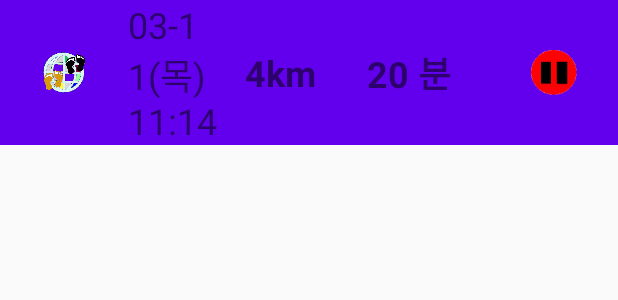
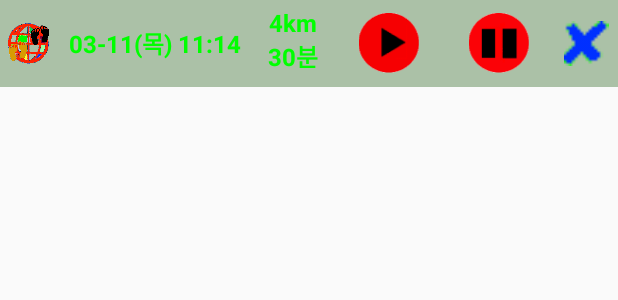
Before and after one commit to riopapa/MyTrackLogs, an Android app: the layout notification_bar.xml on its own in the app's theme, with its tools: preview values and no code run, on a phone screen of 412 x 824 dp. Shown: the top 300 px of the screen. Run offline under Robolectric (Android 15) with nearby library versions, the phone set to English and light mode, and no system bars.

Commit message:
Add notification bar

```diff
--- a/app/build.gradle
+++ b/app/build.gradle
@@ -24,7 +24,6 @@ android {
 
 dependencies {
     implementation fileTree(dir: 'libs', include: ['*.jar'])
-
     implementation 'androidx.appcompat:appcompat:1.1.0'
     implementation 'androidx.constraintlayout:constraintlayout:1.1.3'
     testImplementation 'junit:junit:4.12'
@@ -33,9 +32,9 @@ dependencies {
 
     implementation 'com.google.android.gms:play-services-maps:17.0.0'
     implementation 'androidx.recyclerview:recyclerview:1.1.0'
-
     implementation 'androidx.navigation:navigation-fragment:2.2.1'
     implementation 'androidx.navigation:navigation-ui:2.2.1'
     implementation 'androidx.lifecycle:lifecycle-extensions:2.2.0'
+    implementation 'com.android.support:support-annotations:28.0.0'
 
 }
--- /dev/null
+++ b/app/src/main/java/com/urrecliner/mytracklogs/ShowMarker.java
@@ -0,0 +1,4 @@
+package com.urrecliner.mytracklogs;
+
+public class ShowMarker {
+}
--- a/app/src/main/res/layout/notification_bar.xml
+++ b/app/src/main/res/layout/notification_bar.xml
@@ -1,79 +1,75 @@
 <?xml version="1.0" encoding="utf-8"?>
-<androidx.constraintlayout.widget.ConstraintLayout xmlns:android="http://schemas.android.com/apk/res/android"
-    xmlns:app="http://schemas.android.com/apk/res-auto"
+<LinearLayout xmlns:android="http://schemas.android.com/apk/res/android"
     xmlns:tools="http://schemas.android.com/tools"
     android:id="@+id/ll_customNotification"
     android:layout_width="match_parent"
     android:layout_height="wrap_content"
-    android:background="@color/colorPrimary"
-    android:orientation="horizontal"
-    tools:ignore="ContentDescription">
+    android:background="@color/notifyBar"
+    android:baselineAligned="false"
+    tools:ignore="ContentDescription"
+    android:orientation="horizontal">
 
     <ImageView
         android:id="@+id/nTrackIcon"
         android:layout_width="0dp"
-        android:layout_height="30dp"
+        android:layout_height="50dp"
         android:layout_margin="4dp"
         android:layout_weight="2"
-        android:src="@mipmap/my_track_log"
-        app:layout_constraintTop_toTopOf="parent"
-        app:layout_constraintBottom_toBottomOf="parent"
-        app:layout_constraintLeft_toLeftOf="parent"
-        app:layout_constraintRight_toLeftOf="@id/nDateTime" />
+        android:layout_gravity="center"
+        android:src="@mipmap/my_track_log" />
 
     <TextView
         android:id="@+id/nDateTime"
         android:layout_width="0dp"
-        android:layout_height="match_parent"
+        android:layout_height="wrap_content"
         android:layout_gravity="center"
         android:layout_weight="8"
+        android:textAlignment="center"
+        android:layout_margin="4dp"
+        android:textColor="@color/notifyText"
+        android:textStyle="bold"
         android:text="03-11(목) 11:14"
-        android:textSize="24sp"
-        app:layout_constraintTop_toTopOf="parent"
-        app:layout_constraintBottom_toBottomOf="parent"
-        app:layout_constraintLeft_toRightOf="@id/nTrackIcon"
-        app:layout_constraintRight_toLeftOf="@id/nKms" />
+        android:textSize="16sp" />
 
     <TextView
-        android:id="@+id/nKms"
+        android:id="@+id/nLaps"
         android:layout_width="0dp"
         android:layout_weight="3"
         android:layout_height="match_parent"
         android:layout_gravity="center"
-        android:text="4km"
-        android:textSize="24sp"
-        android:textStyle="bold"
-        app:layout_constraintTop_toTopOf="parent"
-        app:layout_constraintBottom_toBottomOf="parent"
-        app:layout_constraintLeft_toRightOf="@id/nDateTime"
-        app:layout_constraintRight_toLeftOf="@id/nMinutes" />
-
-    <TextView
-        android:id="@+id/nMinutes"
-        android:layout_width="0dp"
-        android:layout_weight="2"
-        android:layout_height="match_parent"
-        android:layout_gravity="center"
+        android:textAlignment="center"
+        android:text="4km\n30분"
+        android:textColor="@color/notifyText"
         android:layout_margin="4dp"
-        android:text="20 분"
-        android:textSize="24sp"
-        android:textStyle="bold"
-        app:layout_constraintTop_toTopOf="parent"
-        app:layout_constraintBottom_toBottomOf="parent"
-        app:layout_constraintLeft_toRightOf="@id/nKms"
-        app:layout_constraintRight_toLeftOf="@id/nGoStop"/>
+        android:textSize="16sp"
+        android:textStyle="bold" />
 
     <ImageView
         android:id="@+id/nGoStop"
         android:layout_width="0dp"
+        android:layout_height="40dp"
+        android:layout_margin="6dp"
+        android:layout_weight="4"
+        android:layout_gravity="center"
+        android:src="@mipmap/button_start" />
+
+    <ImageView
+        android:id="@+id/nPause"
+        android:layout_width="0dp"
+        android:layout_height="40dp"
+        android:layout_margin="6dp"
+        android:layout_weight="4"
+        android:layout_gravity="center"
+        android:src="@mipmap/button_pause" />
+
+    <ImageView
+        android:id="@+id/nExit"
+        android:layout_width="0dp"
         android:layout_height="30dp"
-        android:layout_margin="4dp"
+        android:layout_margin="6dp"
         android:layout_weight="2"
-        android:src="@mipmap/button_pause"
-        app:layout_constraintTop_toTopOf="parent"
-        app:layout_constraintBottom_toBottomOf="parent"
-        app:layout_constraintLeft_toRightOf="@id/nMinutes"
-        app:layout_constraintRight_toRightOf="parent" />
+        android:layout_gravity="center"
+        android:src="@mipmap/exit_app" />
 
 
-</androidx.constraintlayout.widget.ConstraintLayout>
+</LinearLayout>
--- a/app/src/main/res/values/colors.xml
+++ b/app/src/main/res/values/colors.xml
@@ -17,5 +17,7 @@
     <color name="trackActive">#aa5B4157</color>
     <color name="nowBackground">#88445566</color>
     <color name="startBackground">#66AA5555</color>
+    <color name="notifyBar">#ffaBc1a7</color>
+    <color name="notifyText">#ff00FF00</color>
 
 </resources>
```
Also changed, not shown: app/src/main/AndroidManifest.xml (+7 -1 lines), app/src/main/java/com/urrecliner/mytracklogs/MainActivity.java (+63 -15 lines), app/src/main/java/com/urrecliner/mytracklogs/NotificationService.java (+75 -24 lines), app/src/main/res/mipmap-xxhdpi/exit_app.png (added), app/src/main/res/mipmap-xxhdpi/my_track_log.png, app/src/main/res/mipmap-xxhdpi/my_track_log_small.png.
